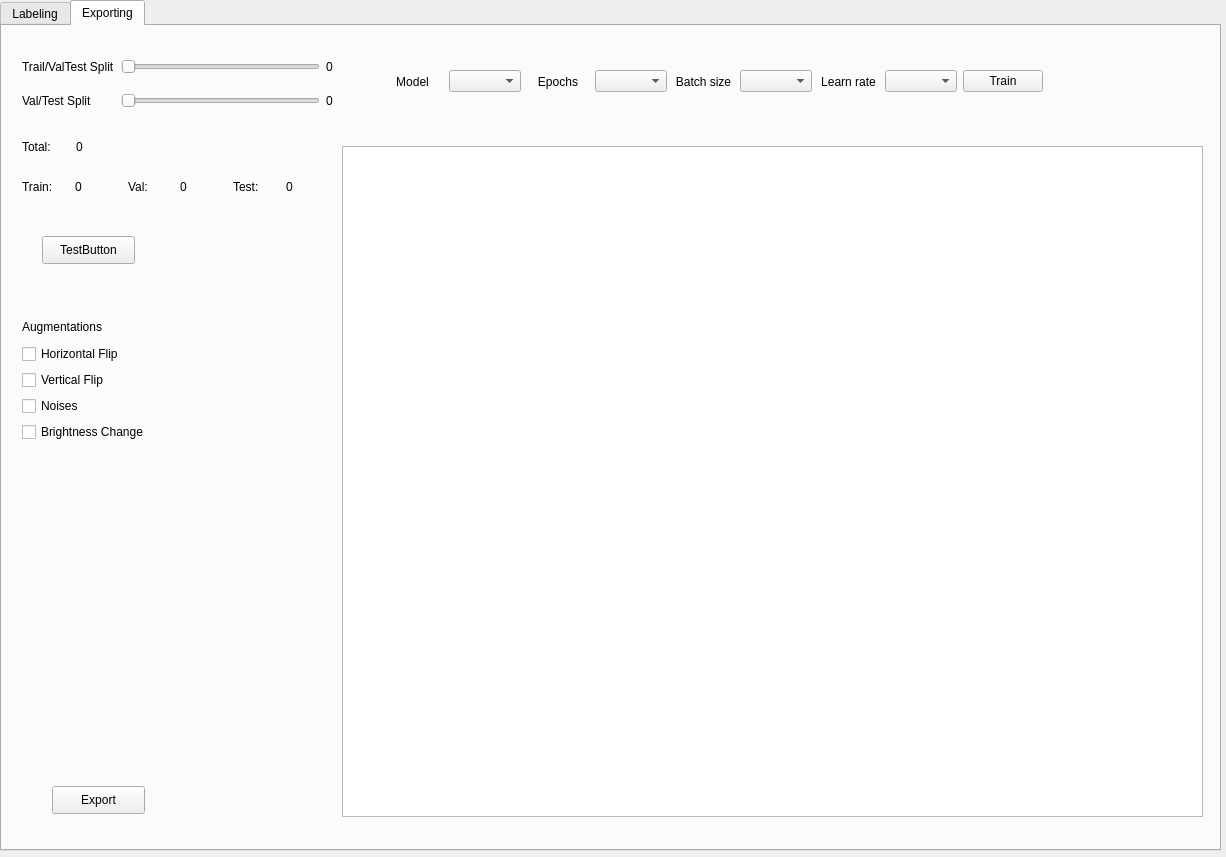
First picture: the form in GUIDesign.ui, repository amorphousmd/Image_Labeler_PyQT5, before the edit.
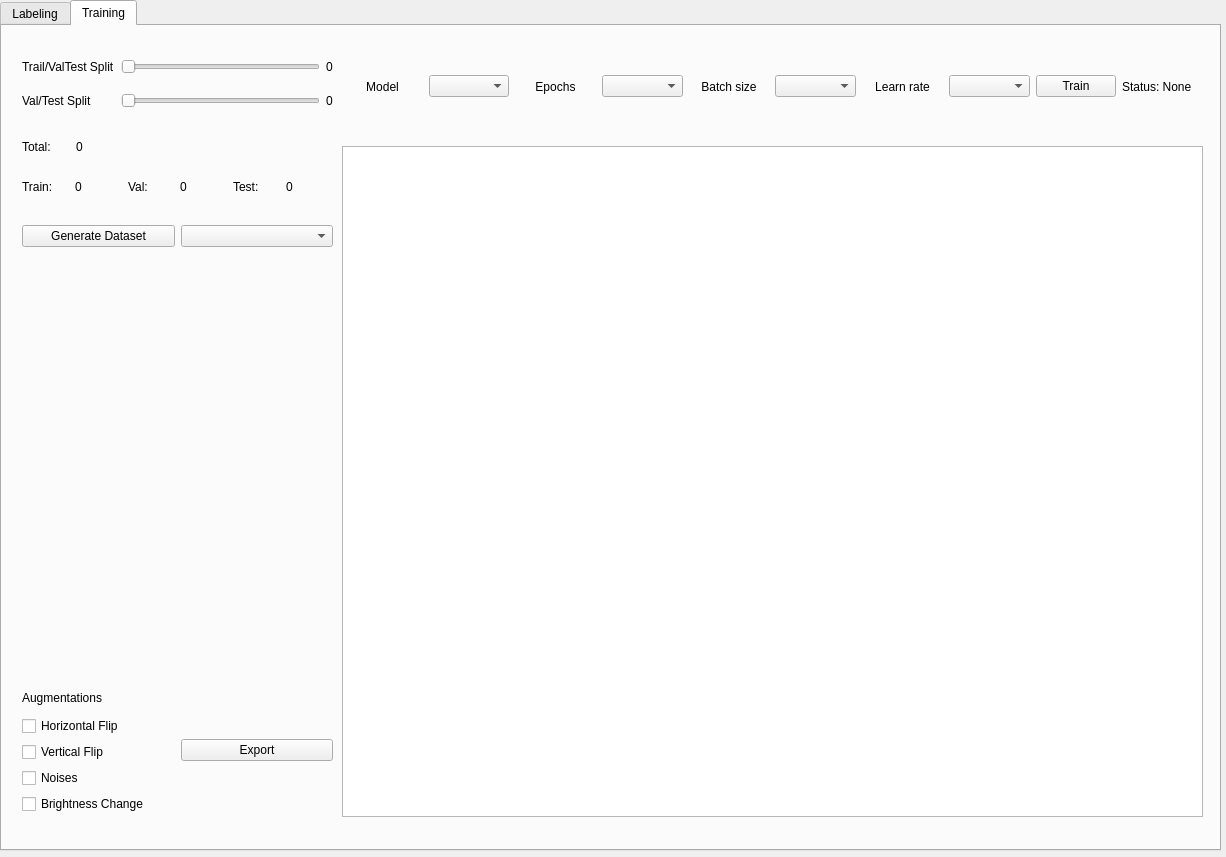
Second picture: the form after the edit. The open tabs and pages were chosen to show the change.

```diff
--- a/GUIDesign.ui
+++ b/GUIDesign.ui
@@ -158,7 +158,7 @@
    </widget>
    <widget class="QWidget" name="tab_2">
     <attribute name="title">
-     <string>Exporting</string>
+     <string>Training</string>
     </attribute>
     <widget class="QWidget" name="gridLayoutWidget">
      <property name="geometry">
@@ -220,53 +220,6 @@
       </item>
      </layout>
     </widget>
-    <widget class="QWidget" name="verticalLayoutWidget_3">
-     <property name="geometry">
-      <rect>
-       <x>20</x>
-       <y>290</y>
-       <width>160</width>
-       <height>126</height>
-      </rect>
-     </property>
-     <layout class="QVBoxLayout" name="verticalLayout_3">
-      <item>
-       <widget class="QLabel" name="label_7">
-        <property name="text">
-         <string>Augmentations</string>
-        </property>
-       </widget>
-      </item>
-      <item>
-       <widget class="QCheckBox" name="hflip_checkbox">
-        <property name="text">
-         <string>Horizontal Flip</string>
-        </property>
-       </widget>
-      </item>
-      <item>
-       <widget class="QCheckBox" name="vflip_checkbox">
-        <property name="text">
-         <string>Vertical Flip</string>
-        </property>
-       </widget>
-      </item>
-      <item>
-       <widget class="QCheckBox" name="noises_checkbox">
-        <property name="text">
-         <string>Noises</string>
-        </property>
-       </widget>
-      </item>
-      <item>
-       <widget class="QCheckBox" name="brightness_checkbox">
-        <property name="text">
-         <string>Brightness Change</string>
-        </property>
-       </widget>
-      </item>
-     </layout>
-    </widget>
     <widget class="QGraphicsView" name="graphicsView_3">
      <property name="geometry">
       <rect>
@@ -280,10 +233,10 @@
     <widget class="QWidget" name="horizontalLayoutWidget_7">
      <property name="geometry">
       <rect>
-       <x>380</x>
+       <x>340</x>
        <y>20</y>
-       <width>661</width>
-       <height>71</height>
+       <width>861</width>
+       <height>81</height>
       </rect>
      </property>
      <layout class="QHBoxLayout" name="horizontalLayout_7">
@@ -346,21 +299,15 @@
         </property>
        </widget>
       </item>
+      <item>
+       <widget class="QLabel" name="train_status_label">
+        <property name="text">
+         <string>Status: None</string>
+        </property>
+       </widget>
+      </item>
      </layout>
     </widget>
-    <widget class="QPushButton" name="export_button">
-     <property name="geometry">
-      <rect>
-       <x>50</x>
-       <y>760</y>
-       <width>93</width>
-       <height>28</height>
-      </rect>
-     </property>
-     <property name="text">
-      <string>Export</string>
-     </property>
-    </widget>
     <widget class="QWidget" name="horizontalLayoutWidget_4">
      <property name="geometry">
       <rect>
@@ -441,18 +388,85 @@
       </item>
      </layout>
     </widget>
-    <widget class="QPushButton" name="test_button">
+    <widget class="QWidget" name="horizontalLayoutWidget_6">
      <property name="geometry">
       <rect>
-       <x>40</x>
-       <y>210</y>
-       <width>93</width>
-       <height>28</height>
+       <x>20</x>
+       <y>190</y>
+       <width>311</width>
+       <height>41</height>
       </rect>
      </property>
-     <property name="text">
-      <string>TestButton</string>
+     <layout class="QHBoxLayout" name="horizontalLayout_6">
+      <item>
+       <widget class="QPushButton" name="generate_dataset_button">
+        <property name="text">
+         <string>Generate Dataset</string>
+        </property>
+       </widget>
+      </item>
+      <item>
+       <widget class="QComboBox" name="output_format_combobox"/>
+      </item>
+     </layout>
+    </widget>
+    <widget class="QWidget" name="horizontalLayoutWidget_8">
+     <property name="geometry">
+      <rect>
+       <x>20</x>
+       <y>660</y>
+       <width>311</width>
+       <height>128</height>
+      </rect>
      </property>
+     <layout class="QHBoxLayout" name="horizontalLayout_8">
+      <item>
+       <layout class="QVBoxLayout" name="verticalLayout_3">
+        <item>
+         <widget class="QLabel" name="label_7">
+          <property name="text">
+           <string>Augmentations</string>
+          </property>
+         </widget>
+        </item>
+        <item>
+         <widget class="QCheckBox" name="hflip_checkbox">
+          <property name="text">
+           <string>Horizontal Flip</string>
+          </property>
+         </widget>
+        </item>
+        <item>
+         <widget class="QCheckBox" name="vflip_checkbox">
+          <property name="text">
+           <string>Vertical Flip</string>
+          </property>
+         </widget>
+        </item>
+        <item>
+         <widget class="QCheckBox" name="noises_checkbox">
+          <property name="text">
+           <string>Noises</string>
+          </property>
+         </widget>
+        </item>
+        <item>
+         <widget class="QCheckBox" name="brightness_checkbox">
+          <property name="text">
+           <string>Brightness Change</string>
+          </property>
+         </widget>
+        </item>
+       </layout>
+      </item>
+      <item>
+       <widget class="QPushButton" name="export_button">
+        <property name="text">
+         <string>Export</string>
+        </property>
+       </widget>
+      </item>
+     </layout>
     </widget>
    </widget>
   </widget>
```
Left out of the diff: 14 changed lines with no effect on the pictures.
